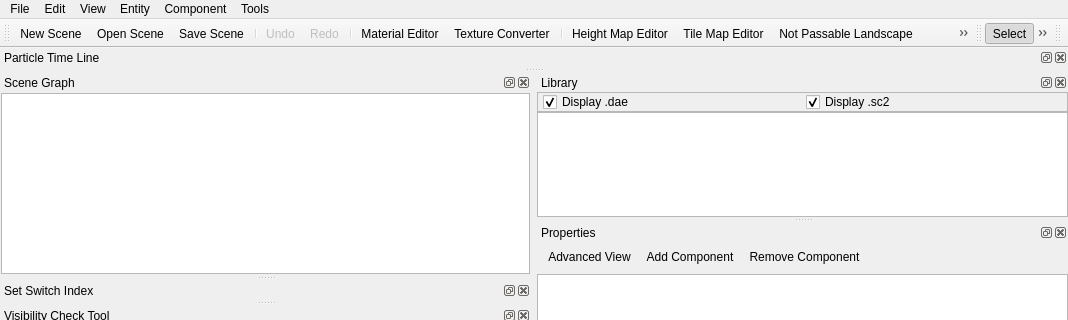
Above: Tools/ResourceEditor/DataQt/mainwindow.ui from xaoctech/dava.engine before the change; both pictures show x 0 to 1068 and y 0 to 320 of the 1068 by 830 pixel window. Below: the same form after it.
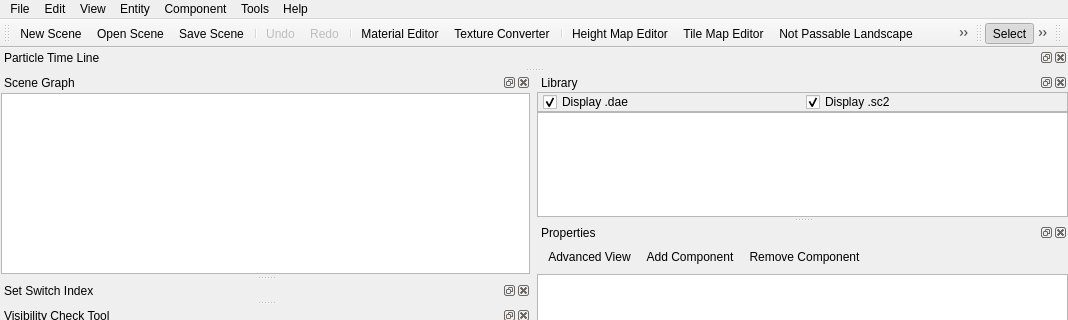
That is the form after the change. Icons and pictures are not drawn. Custom widgets are drawn as their Qt base class.

Commit message: [DF-1244] Add Resource Editor Help

The edit to the form file:
```diff
--- a/Tools/ResourceEditor/DataQt/mainwindow.ui
+++ b/Tools/ResourceEditor/DataQt/mainwindow.ui
@@ -520,12 +520,19 @@
     <addaction name="actionAddNewComponent"/>
     <addaction name="actionRemoveComponent"/>
    </widget>
+   <widget class="QMenu" name="menuHelp">
+    <property name="title">
+     <string>Help</string>
+    </property>
+    <addaction name="actionHelp"/>
+   </widget>
    <addaction name="menuFile"/>
    <addaction name="menuEdit"/>
    <addaction name="menuView"/>
    <addaction name="menuCreateNode"/>
    <addaction name="menuComponent"/>
    <addaction name="menuTools"/>
+   <addaction name="menuHelp"/>
   </widget>
   <widget class="QDockWidget" name="dockCustomColors">
    <property name="floating">
```
Left out of the diff: 12 changed lines with no effect on the pictures. The commit also changes 8 other files.
